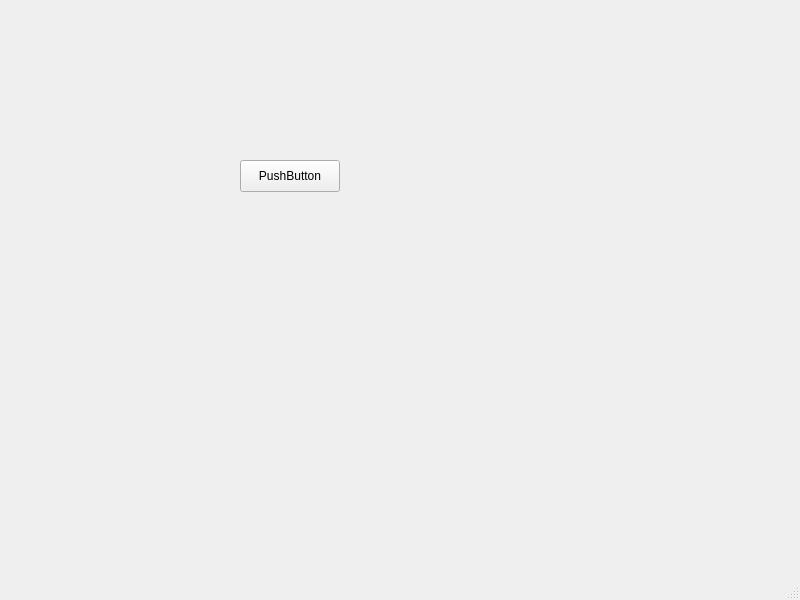
Before: the Qt Designer form Calendo/mainwindow.ui in Ilggswaggalll/Projects, drawn with Qt 5.
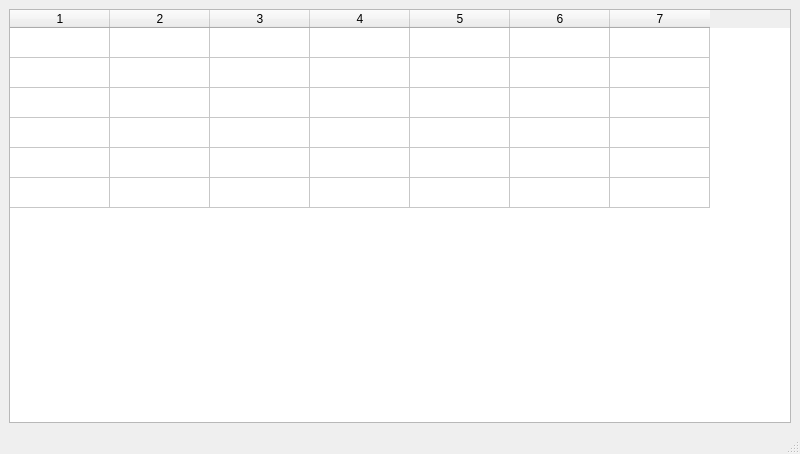
After: the same form once the commit is applied.

What changed in the file:
```diff
--- a/Calendo/mainwindow.ui
+++ b/Calendo/mainwindow.ui
@@ -7,26 +7,59 @@
     <x>0</x>
     <y>0</y>
     <width>800</width>
-    <height>600</height>
+    <height>454</height>
    </rect>
   </property>
   <property name="windowTitle">
    <string>MainWindow</string>
   </property>
   <widget class="QWidget" name="centralwidget">
-   <widget class="QPushButton" name="pushButton">
-    <property name="geometry">
-     <rect>
-      <x>240</x>
-      <y>160</y>
-      <width>100</width>
-      <height>32</height>
-     </rect>
-    </property>
-    <property name="text">
-     <string>PushButton</string>
-    </property>
-   </widget>
+   <property name="sizePolicy">
+    <sizepolicy hsizetype="Preferred" vsizetype="Preferred">
+     <horstretch>0</horstretch>
+     <verstretch>0</verstretch>
+    </sizepolicy>
+   </property>
+   <layout class="QVBoxLayout" name="verticalLayout_3">
+    <item>
+     <widget class="QTableWidget" name="calendarTable">
+      <property name="enabled">
+       <bool>true</bool>
+      </property>
+      <property name="mouseTracking">
+       <bool>false</bool>
+      </property>
+      <property name="rowCount">
+       <number>6</number>
+      </property>
+      <property name="columnCount">
+       <number>7</number>
+      </property>
+      <attribute name="horizontalHeaderVisible">
+       <bool>true</bool>
+      </attribute>
+      <attribute name="horizontalHeaderCascadingSectionResizes">
+       <bool>false</bool>
+      </attribute>
+      <attribute name="verticalHeaderVisible">
+       <bool>false</bool>
+      </attribute>
+      <row/>
+      <row/>
+      <row/>
+      <row/>
+      <row/>
+      <row/>
+      <column/>
+      <column/>
+      <column/>
+      <column/>
+      <column/>
+      <column/>
+      <column/>
+     </widget>
+    </item>
+   </layout>
   </widget>
   <widget class="QMenuBar" name="menubar">
    <property name="geometry">
```
